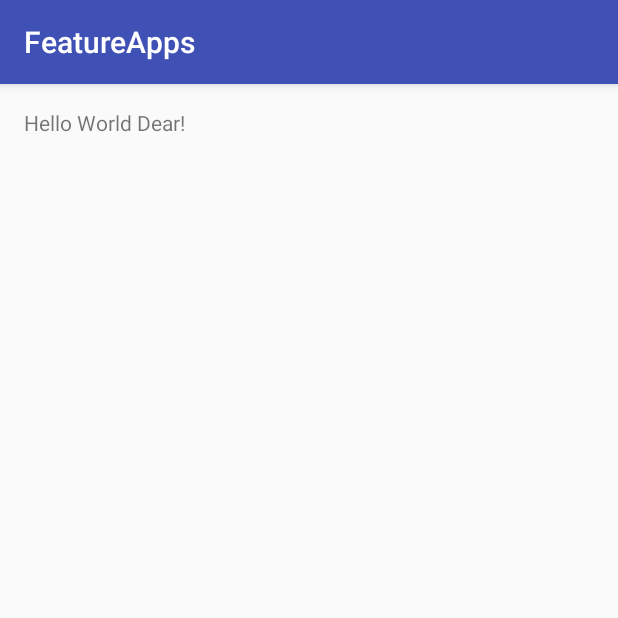
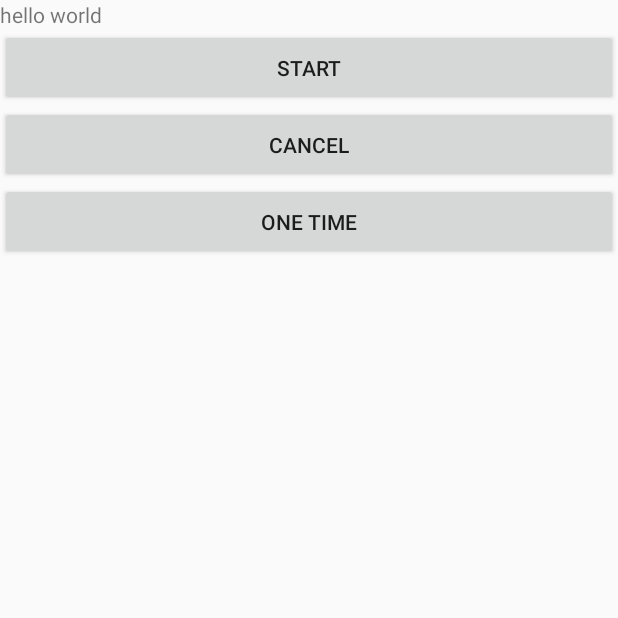
Before and after one commit to vishant-jaiswal/AndroidFeatures, an Android app: the screen it shows after launch (ActivityMain), on a phone screen of 412 x 824 dp, the top half of it. Run offline under Robolectric (Android 15) with nearby library versions, the phone set to English and light mode, and no system bars.

```diff
--- a/FeatureApps/app/src/main/AndroidManifest.xml
+++ b/FeatureApps/app/src/main/AndroidManifest.xml
@@ -15,6 +15,10 @@
                 <category android:name="android.intent.category.LAUNCHER" />
             </intent-filter>
         </activity>
+
+        <receiver android:name=".AlarmManagerBroadcastReceiver">
+
+        </receiver>
     </application>
 
 </manifest>
--- a/FeatureApps/app/src/main/java/com/coderchowki/featureapps/ActivityMain.java
+++ b/FeatureApps/app/src/main/java/com/coderchowki/featureapps/ActivityMain.java
@@ -1,13 +1,108 @@
 package com.coderchowki.featureapps;
 
-import android.support.v7.app.AppCompatActivity;
+import android.app.Activity;
+import android.app.AlarmManager;
+import android.app.PendingIntent;
+import android.content.Context;
+import android.content.Intent;
 import android.os.Bundle;
+import android.view.Menu;
+import android.view.View;
+import android.widget.Button;
+import android.widget.Toast;
 
-public class ActivityMain extends AppCompatActivity {
+import java.util.Calendar;
+
+public class ActivityMain extends Activity {
+    Button btnOnstart;
+    Button btnOnCancel;
+    Button btnONETime;
+
+    private AlarmManagerBroadcastReceiver alarm;
+    @Override
+    public void onCreate(Bundle savedInstanceState) {
+        super.onCreate(savedInstanceState);
+        setContentView(R.layout.activity_main);
+
+        btnOnstart = (Button) findViewById(R.id.btStart);
+        btnOnCancel = (Button) findViewById(R.id.btCancel);
+        btnONETime = (Button) findViewById(R.id.btOneTime);
+
+        btnOnstart.setOnClickListener(new View.OnClickListener() {
+            @Override
+            public void onClick(View v) {
+                start();
+            }
+        });
+
+        btnOnCancel.setOnClickListener(new View.OnClickListener() {
+            @Override
+            public void onClick(View v) {
+                cancel();
+            }
+        });
+
+        btnONETime.setOnClickListener(new View.OnClickListener() {
+            @Override
+            public void onClick(View v) {
+                startAt10();
+            }
+        });
+
+
+//        setContentView(R.layout.activity_main);
+        alarm = new AlarmManagerBroadcastReceiver();
+    }
 
     @Override
-    protected void onCreate(Bundle savedInstanceState) {
-        super.onCreate(savedInstanceState);
-        setContentView(R.layout.activity_main);
+    protected void onStart() {
+        super.onStart();
     }
+
+    public void start() {
+        AlarmManager manager = (AlarmManager) getSystemService(Context.ALARM_SERVICE);
+        int interval = 5000;
+
+        /* Retrieve a PendingIntent that will perform a broadcast */
+        Intent alarmIntent = new Intent(this, AlarmManagerBroadcastReceiver.class);
+        PendingIntent pendingIntent = PendingIntent.getBroadcast(this, 0, alarmIntent, 0);
+
+        manager.setRepeating(AlarmManager.RTC_WAKEUP, System.currentTimeMillis(), interval, pendingIntent);
+        Toast.makeText(this, "Alarm Set", Toast.LENGTH_SHORT).show();
+    }
+
+    public void cancel() {
+        AlarmManager manager = (AlarmManager) getSystemService(Context.ALARM_SERVICE);
+
+        Intent alarmIntent = new Intent(this, AlarmManagerBroadcastReceiver.class);
+        PendingIntent pendingIntent = PendingIntent.getBroadcast(this, 0, alarmIntent, 0);
+        manager.cancel(pendingIntent);
+        Toast.makeText(this, "Alarm Canceled", Toast.LENGTH_SHORT).show();
+    }
+
+    public void startAt10() {
+        AlarmManager manager = (AlarmManager) getSystemService(Context.ALARM_SERVICE);
+        int interval = 1000 * 60 * 20;
+
+        Intent alarmIntent = new Intent(this, AlarmManagerBroadcastReceiver.class);
+        PendingIntent pendingIntent = PendingIntent.getBroadcast(this, 0, alarmIntent, 0);
+
+        /* Set the alarm to start at 10:30 AM */
+        Calendar calendar = Calendar.getInstance();
+        calendar.setTimeInMillis(System.currentTimeMillis());
+        calendar.set(Calendar.HOUR_OF_DAY, 10);
+        calendar.set(Calendar.MINUTE, 30);
+
+        /* Repeating on every 20 minutes interval */
+        manager.setRepeating(AlarmManager.RTC_WAKEUP, calendar.getTimeInMillis(),
+                1000 * 60 * 20, pendingIntent);
+    }
+
+    @Override
+    public boolean onCreateOptionsMenu(Menu menu) {
+       // getMenuInflater().inflate(R.menu.activity_widget_alarm_manager, menu);
+        return true;
+    }
+
+
 }
--- /dev/null
+++ b/FeatureApps/app/src/main/java/com/coderchowki/featureapps/AlarmManagerBroadcastReceiver.java
@@ -0,0 +1,41 @@
+package com.coderchowki.featureapps;
+
+/**
+ * Created by Vishant on 26-07-2016.
+ */
+
+import android.content.BroadcastReceiver;
+import android.content.Context;
+import android.content.Intent;
+import android.os.Bundle;
+import android.widget.Toast;
+
+import java.text.Format;
+import java.text.SimpleDateFormat;
+import java.util.Date;
+
+public class AlarmManagerBroadcastReceiver extends BroadcastReceiver {
+
+    final public static String ONE_TIME = "onetime";
+
+    @Override
+    public void onReceive(Context context, Intent intent) {
+        /*PowerManager pm = (PowerManager) context.getSystemService(Context.POWER_SERVICE);
+        PowerManager.WakeLock wl = pm.newWakeLock(PowerManager.PARTIAL_WAKE_LOCK, "YOUR TAG");
+        //Acquire the lock
+        wl.acquire();*/
+
+        //You can do the processing here.
+        Bundle extras = intent.getExtras();
+        StringBuilder msgStr = new StringBuilder();
+        Format formatter = new SimpleDateFormat("hh:mm:ss a");
+        msgStr.append(formatter.format(new Date()));
+
+        Toast.makeText(context, msgStr, Toast.LENGTH_LONG).show();
+
+        //Release the lock
+       // wl.release();
+    }
+
+
+}
--- a/FeatureApps/app/src/main/res/layout/activity_main.xml
+++ b/FeatureApps/app/src/main/res/layout/activity_main.xml
@@ -1,16 +1,37 @@
 <?xml version="1.0" encoding="utf-8"?>
-<RelativeLayout xmlns:android="http://schemas.android.com/apk/res/android"
+<LinearLayout xmlns:android="http://schemas.android.com/apk/res/android"
     xmlns:tools="http://schemas.android.com/tools"
     android:layout_width="match_parent"
     android:layout_height="match_parent"
-    android:paddingBottom="@dimen/activity_vertical_margin"
-    android:paddingLeft="@dimen/activity_horizontal_margin"
-    android:paddingRight="@dimen/activity_horizontal_margin"
-    android:paddingTop="@dimen/activity_vertical_margin"
-    tools:context="com.coderchowki.featureapps.ActivityMain">
+    tools:context="com.coderchowki.featureapps.ActivityMain"
+    android:orientation="vertical">
 
     <TextView
-        android:layout_width="wrap_content"
+        android:layout_width="match_parent"
         android:layout_height="wrap_content"
-        android:text="Hello World Dear!" />
-</RelativeLayout>
+        android:text="hello world"/>
+
+
+
+
+    <Button
+        android:id="@+id/btStart"
+        android:layout_width="match_parent"
+        android:layout_height="wrap_content"
+        android:padding="16dp"
+        android:text="Start"/>
+
+    <Button
+        android:id="@+id/btCancel"
+        android:layout_width="match_parent"
+        android:layout_height="wrap_content"
+        android:padding="16dp"
+        android:text="Cancel"/>
+
+    <Button
+        android:id="@+id/btOneTime"
+        android:layout_width="match_parent"
+        android:layout_height="wrap_content"
+        android:padding="16dp"
+        android:text="@string/onetime" />
+</LinearLayout>
--- a/FeatureApps/app/src/main/res/values/strings.xml
+++ b/FeatureApps/app/src/main/res/values/strings.xml
@@ -1,3 +1,4 @@
 <resources>
     <string name="app_name">FeatureApps</string>
+    <string name="onetime">One Time</string>
 </resources>
```
